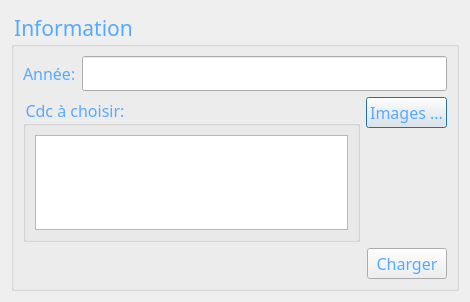
Above: src/Gui/Masque/dialogChargement.ui from chani2022/python before the change. Below: the same form after it.
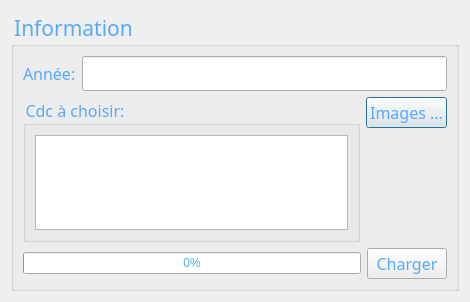
That is the form after the change.

```diff
--- a/src/Gui/Masque/dialogChargement.ui
+++ b/src/Gui/Masque/dialogChargement.ui
@@ -146,17 +146,11 @@
       <item>
        <layout class="QHBoxLayout" name="horizontalLayout_2">
         <item>
-         <spacer name="horizontalSpacer">
-          <property name="orientation">
-           <enum>Qt::Horizontal</enum>
+         <widget class="QProgressBar" name="progressBar">
+          <property name="value">
+           <number>0</number>
           </property>
-          <property name="sizeHint" stdset="0">
-           <size>
-            <width>40</width>
-            <height>20</height>
-           </size>
-          </property>
-         </spacer>
+         </widget>
         </item>
         <item>
          <widget class="QPushButton" name="btn_charger">
```
